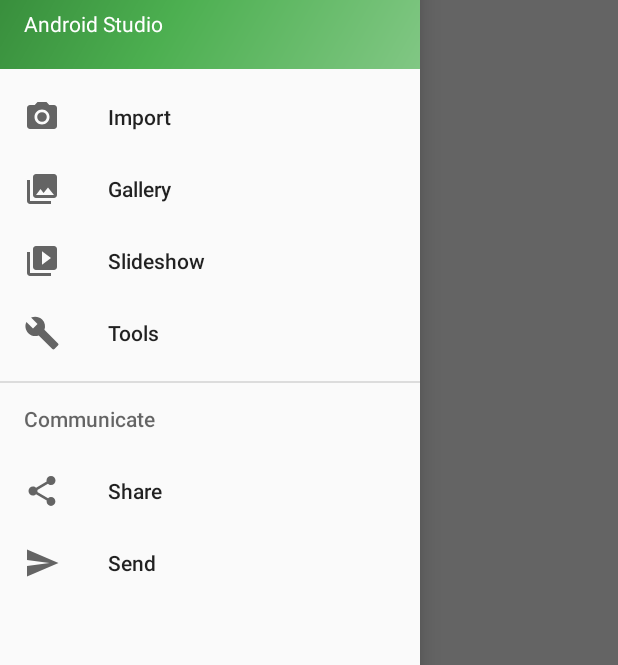
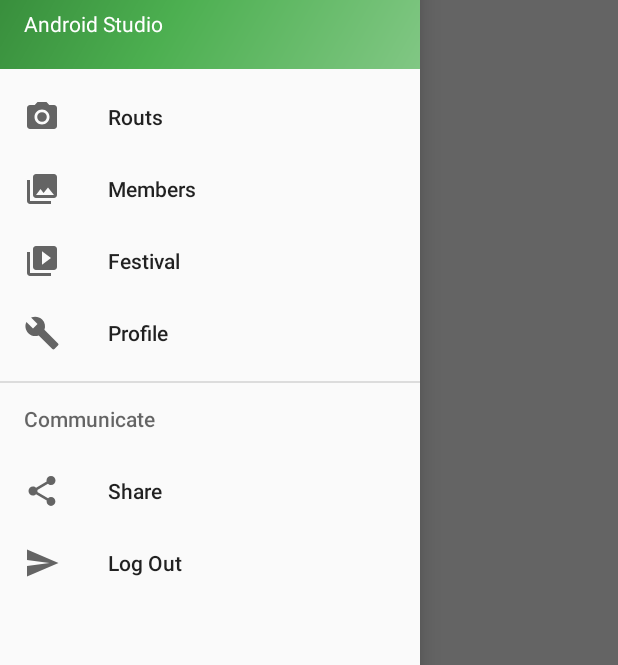
Before and after one commit to KarenkovID/ITMO-Climbing, an Android app: the screen it shows after launch (MainActivity), with the side drawer open, on a phone screen of 412 x 824 dp. Shown: the part 171-836 px from the top of the screen. Run offline under Robolectric (Android 15) with nearby library versions, the phone set to English and light mode, and no system bars.

Commit message:
menu fragments added

```diff
--- a/app/src/main/res/layout/content_main.xml
+++ b/app/src/main/res/layout/content_main.xml
@@ -2,7 +2,7 @@
 <RelativeLayout xmlns:android="http://schemas.android.com/apk/res/android"
     xmlns:app="http://schemas.android.com/apk/res-auto"
     xmlns:tools="http://schemas.android.com/tools"
-    android:id="@+id/content_main"
+    android:id="@+id/container"
     android:layout_width="match_parent"
     android:layout_height="match_parent"
     android:paddingBottom="@dimen/activity_vertical_margin"
--- /dev/null
+++ b/app/src/main/res/layout/festival.xml
@@ -0,0 +1,6 @@
+<?xml version="1.0" encoding="utf-8"?>
+<LinearLayout xmlns:android="http://schemas.android.com/apk/res/android"
+    android:orientation="vertical" android:layout_width="match_parent"
+    android:layout_height="match_parent">
+
+</LinearLayout>
--- /dev/null
+++ b/app/src/main/res/layout/logout.xml
@@ -0,0 +1,6 @@
+<?xml version="1.0" encoding="utf-8"?>
+<LinearLayout xmlns:android="http://schemas.android.com/apk/res/android"
+    android:orientation="vertical" android:layout_width="match_parent"
+    android:layout_height="match_parent">
+
+</LinearLayout>
--- /dev/null
+++ b/app/src/main/res/layout/members.xml
@@ -0,0 +1,6 @@
+<?xml version="1.0" encoding="utf-8"?>
+<LinearLayout xmlns:android="http://schemas.android.com/apk/res/android"
+    android:orientation="vertical" android:layout_width="match_parent"
+    android:layout_height="match_parent">
+
+</LinearLayout>
--- /dev/null
+++ b/app/src/main/res/layout/profile.xml
@@ -0,0 +1,6 @@
+<?xml version="1.0" encoding="utf-8"?>
+<LinearLayout xmlns:android="http://schemas.android.com/apk/res/android"
+    android:orientation="vertical" android:layout_width="match_parent"
+    android:layout_height="match_parent">
+
+</LinearLayout>
--- a/app/src/main/res/menu/activity_main_drawer.xml
+++ b/app/src/main/res/menu/activity_main_drawer.xml
@@ -3,21 +3,21 @@
 
     <group android:checkableBehavior="single">
         <item
-            android:id="@+id/nav_camera"
+            android:id="@+id/nav_routs"
             android:icon="@drawable/ic_menu_camera"
-            android:title="Import" />
+            android:title="Routs" />
         <item
-            android:id="@+id/nav_gallery"
+            android:id="@+id/nav_members"
             android:icon="@drawable/ic_menu_gallery"
-            android:title="Gallery" />
+            android:title="Members" />
         <item
-            android:id="@+id/nav_slideshow"
+            android:id="@+id/nav_festival"
             android:icon="@drawable/ic_menu_slideshow"
-            android:title="Slideshow" />
+            android:title="Festival" />
         <item
-            android:id="@+id/nav_manage"
+            android:id="@+id/nav_profile"
             android:icon="@drawable/ic_menu_manage"
-            android:title="Tools" />
+            android:title="Profile" />
     </group>
 
     <item android:title="Communicate">
@@ -27,9 +27,9 @@
                 android:icon="@drawable/ic_menu_share"
                 android:title="Share" />
             <item
-                android:id="@+id/nav_send"
+                android:id="@+id/nav_logout"
                 android:icon="@drawable/ic_menu_send"
-                android:title="Send" />
+                android:title="Log Out" />
         </menu>
     </item>
 
--- a/app/src/main/res/values/strings.xml
+++ b/app/src/main/res/values/strings.xml
@@ -5,4 +5,6 @@
     <string name="navigation_drawer_close">Close navigation drawer</string>
 
     <string name="action_settings">Settings</string>
+    <string name="no_inernet">Settings</string>
+    <string name="error">Settings</string>
 </resources>
```
Also changed, not shown: app/src/main/java/ru/climbing/itmo/itmoclimbing/Festival.java (added, +20 -0 lines), app/src/main/java/ru/climbing/itmo/itmoclimbing/LogOut.java (added, +22 -0 lines), app/src/main/java/ru/climbing/itmo/itmoclimbing/MainActivity.java (+28 -10 lines), app/src/main/java/ru/climbing/itmo/itmoclimbing/Members.java (added, +21 -0 lines), app/src/main/java/ru/climbing/itmo/itmoclimbing/Profile.java (added, +21 -0 lines), app/src/main/java/ru/climbing/itmo/itmoclimbing/Routs.java (added, +23 -0 lines), app/src/main/res/layout/routs.xml (added, +26 -0 lines), 1 other file.
